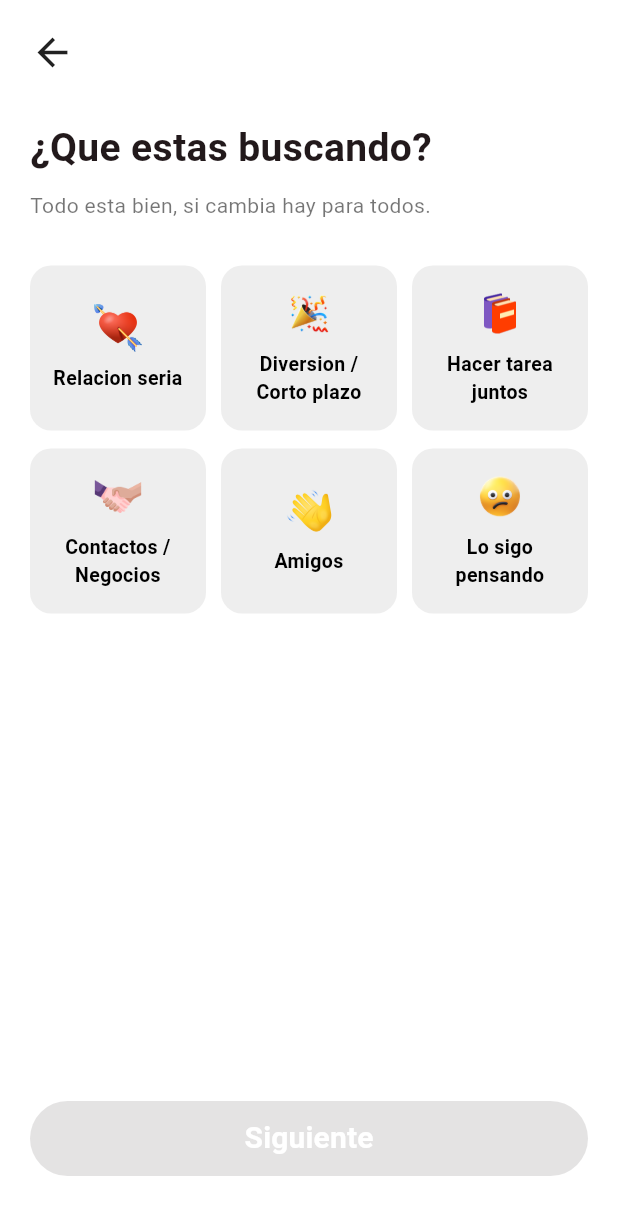
After one commit to neurovix/tindertec, a Flutter app: the LookingForScreen screen opened by its route, on a phone screen of 412 x 824 dp. The commit adds this screen. Shown: the top 1215 px of the screen. Run offline on Flutter 3.47's test engine with Material 3 defaults, Android fonts, the phone set to English and light mode, and no system bars; our stand-ins replace firebase_auth, firebase_core, flutter_card_swiper; accounts and stored records are empty; generated files the repository leaves out were written again.

Commit message:
finished register screens

```diff
--- a/lib/screens/auth/birthday.dart
+++ b/lib/screens/auth/birthday.dart
@@ -29,7 +29,7 @@ class _BirthdayScreenState extends State<BirthdayScreen> {
           height: 50,
           child: ElevatedButton(
             onPressed: () {
-              Navigator.pushNamed(context, '/text_welcome');
+              Navigator.pushNamed(context, '/gender');
             },
             style: ElevatedButton.styleFrom(
               backgroundColor: Colors.grey,
--- /dev/null
+++ b/lib/screens/auth/looking_for.dart
@@ -0,0 +1,176 @@
+import 'package:flutter/material.dart';
+
+class LookingForScreen extends StatefulWidget {
+  const LookingForScreen({super.key});
+
+  @override
+  State<LookingForScreen> createState() => _LookingForScreenState();
+}
+
+class _LookingForScreenState extends State<LookingForScreen> {
+  String? selectedInterest;
+
+  final List<Map<String, String>> interests = [
+    {
+      'label': 'Relacion seria',
+      'image': 'assets/icons/relationship.png',
+    },
+    {
+      'label': 'Diversion / Corto plazo',
+      'image': 'assets/icons/party.png',
+    },
+    {
+      'label': 'Hacer tarea juntos',
+      'image': 'assets/icons/study.png',
+    },
+    {
+      'label': 'Contactos / Negocios',
+      'image': 'assets/icons/handshake.png',
+    },
+    {
+      'label': 'Amigos',
+      'image': 'assets/icons/hi.png',
+    },
+    {
+      'label': 'Lo sigo pensando',
+      'image': 'assets/icons/confused.png',
+    },
+  ];
+
+  @override
+  Widget build(BuildContext context) {
+    return Scaffold(
+      backgroundColor: Colors.white,
+
+      bottomNavigationBar: Padding(
+        padding: const EdgeInsets.only(left: 20, right: 20, bottom: 40),
+        child: SizedBox(
+          height: 50,
+          child: ElevatedButton(
+            onPressed: selectedInterest == null
+                ? null
+                : () {
+              Navigator.pushNamed(context, '/habits');
+            },
+            style: ElevatedButton.styleFrom(
+              backgroundColor:
+              selectedInterest == null ? Colors.grey : Colors.black,
+              shape: RoundedRectangleBorder(
+                borderRadius: BorderRadius.circular(30),
+              ),
+            ),
+            child: const Text(
+              'Siguiente',
+              style: TextStyle(
+                fontSize: 20,
+                fontWeight: FontWeight.w700,
+                color: Colors.white,
+              ),
+            ),
+          ),
+        ),
+      ),
+
+      body: SafeArea(
+        child: Padding(
+          padding: const EdgeInsets.all(20),
+          child: Column(
+            crossAxisAlignment: CrossAxisAlignment.start,
+            children: [
+              GestureDetector(
+                onTap: () => Navigator.pop(context),
+                child: const Icon(Icons.arrow_back, size: 30),
+              ),
+
+              const SizedBox(height: 30),
+
+              const Text(
+                '¿Que estas buscando?',
+                style: TextStyle(
+                  fontSize: 26,
+                  fontWeight: FontWeight.w600,
+                ),
+              ),
+
+              const SizedBox(height: 10),
+
+              const Text(
+                'Todo esta bien, si cambia hay para todos.',
+                style: TextStyle(fontSize: 14, color: Colors.black54),
+              ),
+
+              const SizedBox(height: 30),
+
+              LayoutBuilder(
+                builder: (context, constraints) {
+                  final double itemWidth =
+                      (constraints.maxWidth - 20) / 3;
+
+                  return Wrap(
+                    spacing: 10,
+                    runSpacing: 12,
+                    children: interests.map((item) {
+                      return _interestOption(
+                        item['label']!,
+                        item['image']!,
+                        itemWidth,
+                      );
+                    }).toList(),
+                  );
+                },
+              ),
+            ],
+          ),
+        ),
+      ),
+    );
+  }
+
+  Widget _interestOption(
+      String value,
+      String imagePath,
+      double width,
+      ) {
+    final bool isSelected = selectedInterest == value;
+
+    return GestureDetector(
+      onTap: () {
+        setState(() {
+          selectedInterest = value;
+        });
+      },
+      child: SizedBox(
+        width: width,
+        child: Container(
+          height: 110,
+          padding: const EdgeInsets.symmetric(vertical: 12, horizontal: 10),
+          decoration: BoxDecoration(
+            color: isSelected ? Colors.black : Colors.grey.shade200,
+            borderRadius: BorderRadius.circular(14),
+          ),
+          child: Column(
+            mainAxisAlignment: MainAxisAlignment.center,
+            children: [
+              Image.asset(
+                imagePath,
+                height: 32,
+              ),
+              const SizedBox(height: 8),
+              Text(
+                value,
+                textAlign: TextAlign.center,
+                maxLines: 2,
+                overflow: TextOverflow.ellipsis,
+                style: TextStyle(
+                  fontSize: 13,
+                  fontWeight: FontWeight.w600,
+                  color: isSelected ? Colors.white : Colors.black,
+                ),
+              ),
+            ],
+          ),
+        ),
+      ),
+    );
+  }
+}
```
Also changed, not shown: lib/main.dart (+10 -0 lines), lib/screens/auth/degree.dart (added, +126 -0 lines), lib/screens/auth/gender.dart (added, +116 -0 lines), lib/screens/auth/habits.dart (added, +156 -0 lines), lib/screens/auth/interests.dart (added, +116 -0 lines), assets/icons/confused.png (added), assets/icons/handshake.png (added), assets/icons/hi.png (added), assets/icons/party.png (added), assets/icons/relationship.png (added), assets/icons/study.png (added).
